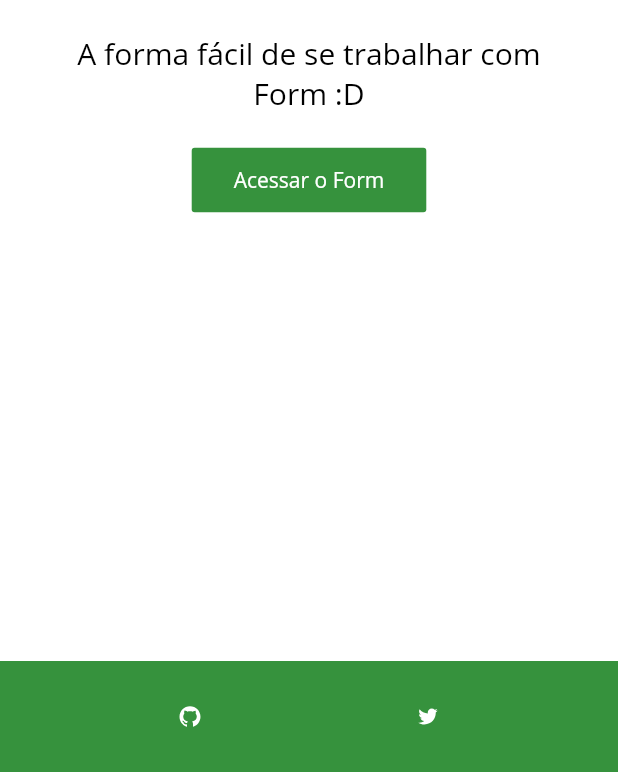
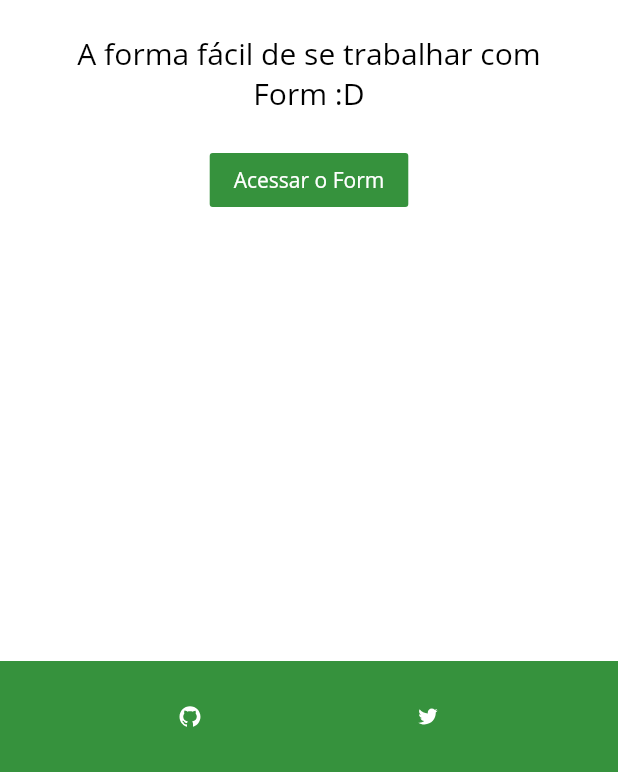
Before and after one commit to samuelematias/Formpad, a Flutter app: the screen it shows after launch, on a phone screen of 412 x 824 dp, the part 464-1236 px from its top. Run offline on Flutter 3.47's test engine with Material 2 defaults, Android fonts, the phone set to English and light mode, and no system bars; our stand-ins replace flutter_icons.

Commit message:
fix defaultButton Widget

```diff
--- a/lib/src/widgets/button/default_button.dart
+++ b/lib/src/widgets/button/default_button.dart
@@ -16,12 +16,14 @@ class DefaultButton extends StatelessWidget {
 
   @override
   Widget build(BuildContext context) {
-    return FlatButton(
-      onPressed: active && !loading ? onPressed : null,
-      color: ColorTheme.green,
-      child: Container(
-        child: loading ? CustomProgressIndicator() : Text(label).b1(),
-      ).paddingAll(Space.dodger_blue),
-    );
+    return loading
+        ? CustomProgressIndicator()
+        : FlatButton(
+            onPressed: active && !loading ? onPressed : () {},
+            color: ColorTheme.green,
+            child: Container(
+              child: Text(label).b1(),
+            ),
+          );
   }
 }
```
